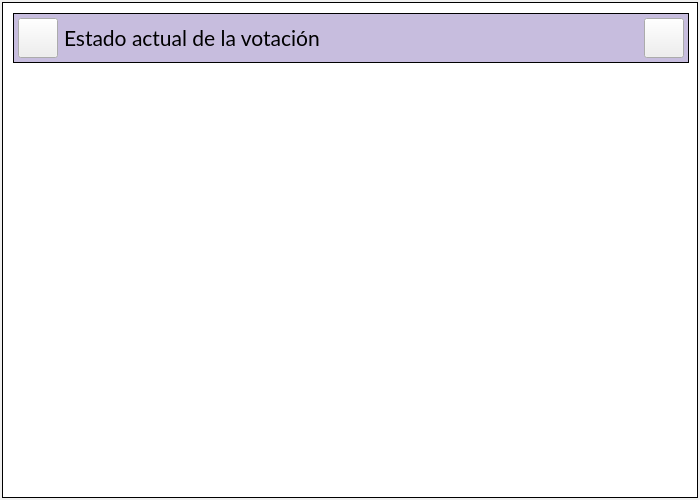
Before: the Qt Designer form SistemaControlElecciones/mainwindow.ui in NaomySinHYConY/Proyecto1_ISII_SCE, drawn with Qt 5.
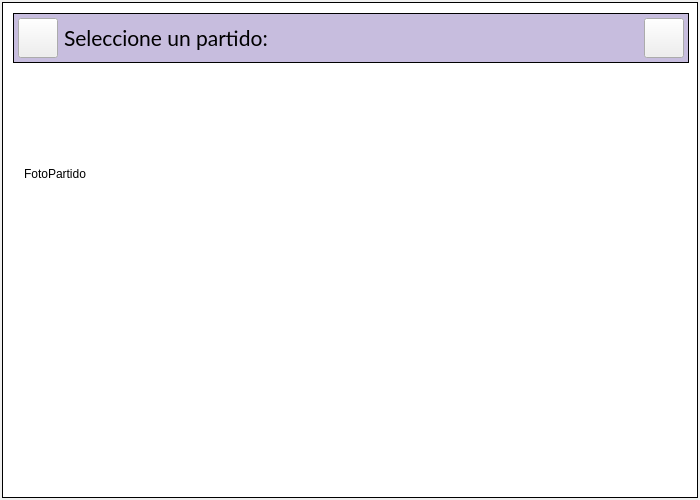
After: the same form once the commit is applied.

Diff of the .ui file:
```diff
--- a/SistemaControlElecciones/mainwindow.ui
+++ b/SistemaControlElecciones/mainwindow.ui
@@ -70,7 +70,7 @@
          <bool>true</bool>
         </property>
         <property name="currentIndex">
-         <number>2</number>
+         <number>5</number>
         </property>
         <widget class="QWidget" name="login">
          <layout class="QVBoxLayout" name="verticalLayout_4">
@@ -782,97 +782,7 @@
           </item>
          </layout>
         </widget>
-        <widget class="QWidget" name="page_3">
-         <widget class="QWidget" name="barraEstadoVotacion" native="true">
-          <property name="geometry">
-           <rect>
-            <x>10</x>
-            <y>10</y>
-            <width>676</width>
-            <height>50</height>
-           </rect>
-          </property>
-          <layout class="QHBoxLayout" name="horizontalLayout_23">
-           <property name="leftMargin">
-            <number>5</number>
-           </property>
-           <property name="topMargin">
-            <number>5</number>
-           </property>
-           <property name="rightMargin">
-            <number>5</number>
-           </property>
-           <property name="bottomMargin">
-            <number>5</number>
-           </property>
-           <item>
-            <widget class="QPushButton" name="AdmIcono_7">
-             <property name="minimumSize">
-              <size>
-               <width>40</width>
-               <height>40</height>
-              </size>
-             </property>
-             <property name="maximumSize">
-              <size>
-               <width>50</width>
-               <height>50</height>
-              </size>
-             </property>
-             <property name="text">
-              <string/>
-             </property>
-            </widget>
-           </item>
-           <item>
-            <widget class="QLabel" name="label_14">
-             <property name="font">
-              <font>
-               <family>Lato</family>
-               <pointsize>16</pointsize>
-              </font>
-             </property>
-             <property name="text">
-              <string>Estado actual de la votación</string>
-             </property>
-            </widget>
-           </item>
-           <item>
-            <spacer name="horizontalSpacer_29">
-             <property name="orientation">
-              <enum>Qt::Horizontal</enum>
-             </property>
-             <property name="sizeHint" stdset="0">
-              <size>
-               <width>40</width>
-               <height>20</height>
-              </size>
-             </property>
-            </spacer>
-           </item>
-           <item>
-            <widget class="QPushButton" name="botonSalir_5">
-             <property name="minimumSize">
-              <size>
-               <width>40</width>
-               <height>40</height>
-              </size>
-             </property>
-             <property name="maximumSize">
-              <size>
-               <width>50</width>
-               <height>50</height>
-              </size>
-             </property>
-             <property name="text">
-              <string/>
-             </property>
-            </widget>
-           </item>
-          </layout>
-         </widget>
-        </widget>
-        <widget class="QWidget" name="page_2">
+        <widget class="QWidget" name="infoCandidato">
          <layout class="QVBoxLayout" name="verticalLayout_11">
           <item>
            <widget class="QWidget" name="barraInfoCandidato" native="true">
@@ -1415,7 +1325,7 @@
               </font>
              </property>
              <property name="text">
-              <string>Votante</string>
+              <string>Seleccione un partido:</string>
              </property>
             </widget>
            </item>
@@ -1453,6 +1363,25 @@
            </item>
           </layout>
          </widget>
+         <widget class="QWidget" name="gridLayoutWidget">
+          <property name="geometry">
+           <rect>
+            <x>10</x>
+            <y>70</y>
+            <width>671</width>
+            <height>201</height>
+           </rect>
+          </property>
+          <layout class="QGridLayout" name="gridLayout_2">
+           <item row="0" column="0">
+            <widget class="QLabel" name="label_14">
+             <property name="text">
+              <string>FotoPartido</string>
+             </property>
+            </widget>
+           </item>
+          </layout>
+         </widget>
         </widget>
         <widget class="QWidget" name="menuCandidato">
          <widget class="QWidget" name="barraCandidato" native="true">
```
Left out of the diff: 2 changed lines with no effect on the pictures.
